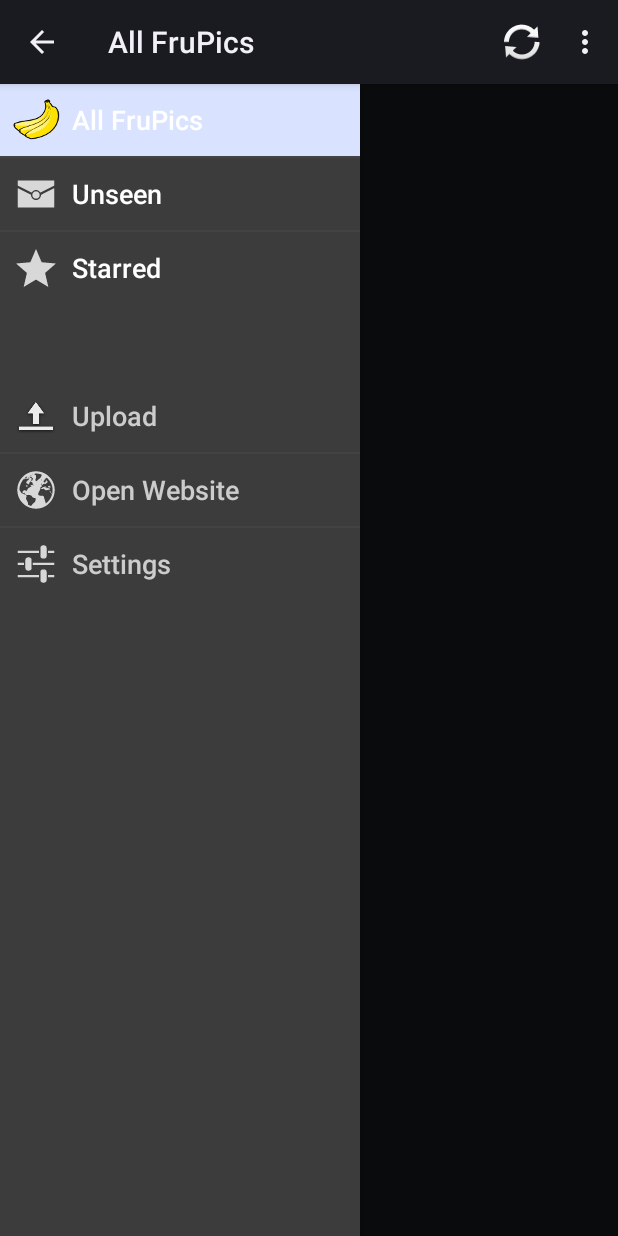
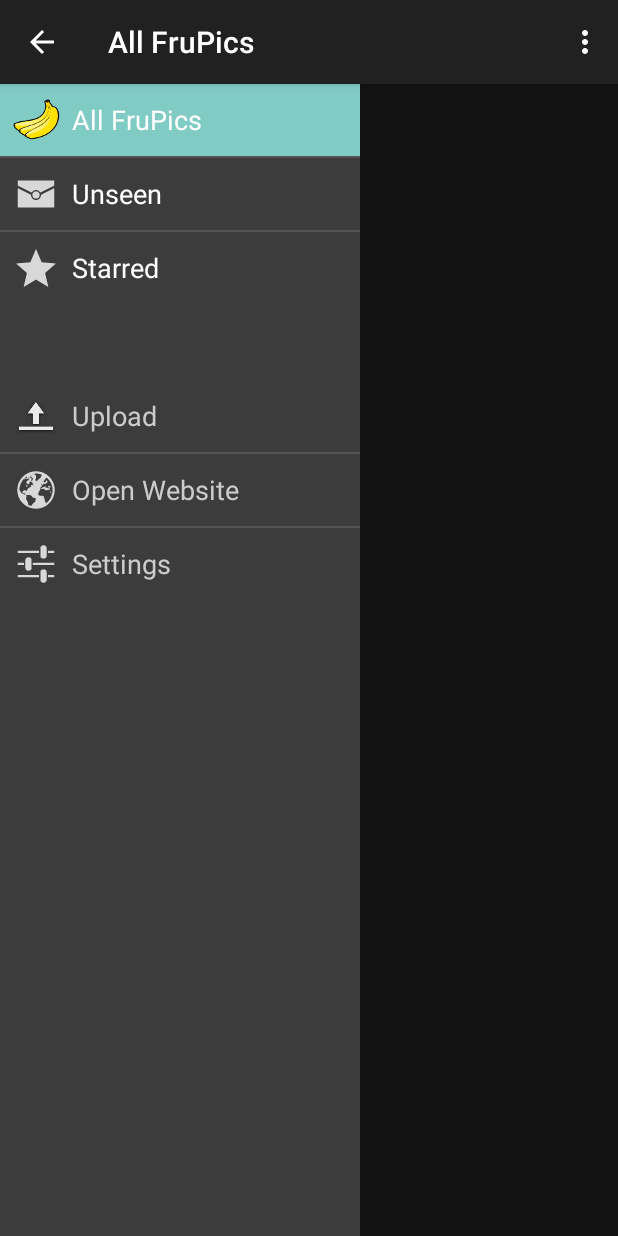
Before and after one commit to shlusiak/FruPic-App, an Android app: the screen it shows after launch (FruPicGrid), with the side drawer open, on a phone screen of 412 x 824 dp. Run offline under Robolectric (Android 15) with nearby library versions, the phone set to English and light mode, and no system bars; 6 statements that could not run were skipped.

Commit message:
use AppCompat library and theme

```diff
--- a/app/build.gradle
+++ b/app/build.gradle
@@ -3,10 +3,13 @@
 android {
     compileSdkVersion 25
     buildToolsVersion "25.0.3"
+
     defaultConfig {
         applicationId "de.saschahlusiak.frupic"
+
         minSdkVersion 11
-        targetSdkVersion 23
+        targetSdkVersion 25
+
         versionCode 23
         versionName "1.2.6"
     }
--- a/app/src/main/java/de/saschahlusiak/frupic/detail/DetailDialog.java
+++ b/app/src/main/java/de/saschahlusiak/frupic/detail/DetailDialog.java
@@ -33,7 +33,7 @@
 		FileCacheUtils fileCache = new FileCacheUtils(context);
 
 		DetailDialog d;
-		ContextThemeWrapper ctw = new ContextThemeWrapper( context, R.style.Theme_FruPic_Light_Dialog);
+		ContextThemeWrapper ctw = new ContextThemeWrapper( context, R.style.AppTheme_Dialog);
 		AlertDialog.Builder builder = new AlertDialog.Builder(ctw);
 		builder.setTitle("Frupic #" + frupic.getId());
 
--- a/app/src/main/java/de/saschahlusiak/frupic/grid/FruPicGrid.java
+++ b/app/src/main/java/de/saschahlusiak/frupic/grid/FruPicGrid.java
@@ -1,5 +1,6 @@
 package de.saschahlusiak.frupic.grid;
 
+import android.support.v7.app.AppCompatActivity;
 import me.leolin.shortcutbadger.ShortcutBadger;
 import de.saschahlusiak.frupic.R;
 import de.saschahlusiak.frupic.about.AboutActivity;
@@ -64,7 +65,7 @@
 import android.widget.AdapterView.OnItemClickListener;
 import android.widget.Toast;
 
-public class FruPicGrid extends Activity implements OnItemClickListener, OnScrollListener, OnJobListener, OnRefreshListener {
+public class FruPicGrid extends AppCompatActivity implements OnItemClickListener, OnScrollListener, OnJobListener, OnRefreshListener {
 	static private final String tag = FruPicGrid.class.getSimpleName();
 	static private final int REQUEST_PICK_PICTURE = 1;
 
@@ -195,7 +196,9 @@
 			}
 		});
 
-        getActionBar().setDisplayHomeAsUpEnabled(true);
+        if (getSupportActionBar() != null) {
+			getSupportActionBar().setDisplayHomeAsUpEnabled(true);
+		}
 
         mDrawerToggle = new ActionBarDrawerToggle(
                 this,                  /* host Activity */
@@ -211,7 +214,7 @@
 		db = new FrupicDB(this);
 		db.open();
 
-		RetainedConfig retainedConfig = (RetainedConfig) getLastNonConfigurationInstance();
+		RetainedConfig retainedConfig = (RetainedConfig) getLastCustomNonConfigurationInstance();
 		if (retainedConfig != null) {
 			jobManagerConnection = retainedConfig.jobManagerConnection;
 
@@ -289,14 +292,13 @@
 			jobManagerConnection.unbind(this);
 			jobManagerConnection = null;
 
-			int interval = Integer.parseInt(prefs.getString("autorefresh", "0"));
+			int interval = Integer.parseInt(prefs.getString("autorefresh", "86400"));
 			if (prefs.getBoolean("autorefresh_enabled", true)) {
 				Intent intent = new Intent(this, AutoRefreshManager.class);
 				intent.putExtra("interval", interval);
 				startService(intent);
 			}
 		}
-
 
 		if (cursor != null)
 			cursor.close();
@@ -309,8 +311,9 @@
 		super.onDestroy();
 	}
 
+
 	@Override
-	public Object onRetainNonConfigurationInstance() {
+	public Object onRetainCustomNonConfigurationInstance() {
 		RetainedConfig retain = new RetainedConfig();
 
 		retain.cache = adapter.getCache();
@@ -629,10 +632,12 @@
 			currentCategory = position;
 			mDrawerList.setItemChecked(currentCategory, true);
 
-	        getActionBar().setTitle(navigationAdapter.getItem(position));
-	        if (Build.VERSION.SDK_INT >= 14) {
-	        	getActionBar().setIcon(navigationAdapter.getIcon(position));
-	        }
+			if (getSupportActionBar() != null) {
+				getSupportActionBar().setTitle(navigationAdapter.getItem(position));
+				if (Build.VERSION.SDK_INT >= 14) {
+					getSupportActionBar().setIcon(navigationAdapter.getIcon(position));
+				}
+			}
 			cursorChanged();
 			invalidateOptionsMenu();
 		} else {
--- a/app/src/main/res/values-v14/styles.xml
+++ /dev/null
@@ -1,8 +0,0 @@
-<?xml version="1.0" encoding="utf-8"?>
-<resources>
-    <style name="Theme.FruPic.Grid" parent="android:Theme.DeviceDefault"></style>
-    <style name="Theme.FruPic.Gallery" parent="android:Theme.DeviceDefault"></style>
-    <style name="Theme.FruPic.Preferences" parent="android:Theme.DeviceDefault"></style>
-    <style name="Theme.FruPic.Dialog" parent="android:Theme.DeviceDefault.Dialog.MinWidth"></style>
-    <style name="Theme.FruPic.Light.Dialog" parent="android:Theme.DeviceDefault.Light.Dialog.MinWidth"></style>
-</resources>
--- a/app/src/main/res/values-v21/styles.xml
+++ /dev/null
@@ -1,8 +0,0 @@
-<?xml version="1.0" encoding="utf-8"?>
-<resources>
-    <style name="Theme.FruPic.Grid" parent="android:Theme.DeviceDefault"></style>
-    <style name="Theme.FruPic.Gallery" parent="android:Theme.DeviceDefault"></style>
-    <style name="Theme.FruPic.Preferences" parent="android:Theme.DeviceDefault.Light"></style>
-    <style name="Theme.FruPic.Dialog" parent="android:Theme.DeviceDefault.Dialog.MinWidth"></style>
-    <style name="Theme.FruPic.Light.Dialog" parent="android:Theme.DeviceDefault.Light.Dialog.MinWidth"></style>
-</resources>
--- /dev/null
+++ b/app/src/main/res/values/colors.xml
@@ -0,0 +1,6 @@
+<?xml version="1.0" encoding="utf-8"?>
+<resources>
+    <color name="colorPrimary">#d2b800</color>
+    <color name="colorPrimaryDark">#7e6d00</color>
+    <color name="colorAccent">#2adbff</color>
+</resources>
--- a/app/src/main/res/values/styles.xml
+++ b/app/src/main/res/values/styles.xml
@@ -1,8 +1,11 @@
 <?xml version="1.0" encoding="utf-8"?>
 <resources>
-    <style name="Theme.FruPic.Grid" parent="android:Theme.Holo"></style>
-    <style name="Theme.FruPic.Gallery" parent="android:Theme.Holo"></style>
-    <style name="Theme.FruPic.Preferences" parent="android:Theme.Holo"></style>
-    <style name="Theme.FruPic.Dialog" parent="android:Theme.Holo.Dialog.MinWidth"></style>
-    <style name="Theme.FruPic.Light.Dialog" parent="android:Theme.Holo.Light.Dialog.MinWidth"></style>
+    <style name="AppTheme" parent="Theme.AppCompat">
+        <!-- Customize your theme here. -->
+        <!--<item name="colorPrimary">@color/colorPrimary</item>-->
+        <!--<item name="colorPrimaryDark">@color/colorPrimaryDark</item>-->
+        <!--<item name="colorAccent">@color/colorAccent</item>-->
+    </style>
+
+    <style name="AppTheme.Dialog" parent="Theme.AppCompat.Light.Dialog.Alert"/>
 </resources>
```
Also changed, not shown: app/src/main/AndroidManifest.xml (+8 -6 lines), app/src/main/java/de/saschahlusiak/frupic/gallery/FruPicGallery.java (+11 -10 lines).
